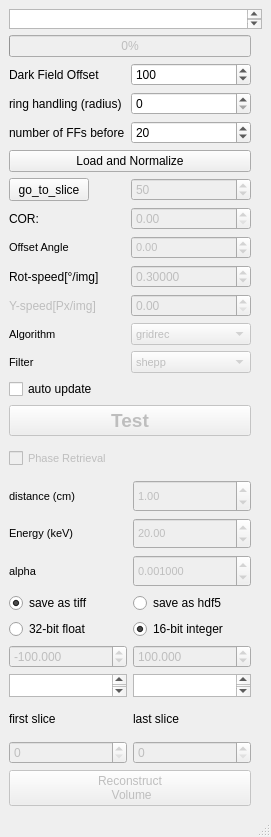
Above: BAMline_on_the_fly_CT/on_the_fly_CT_reco_hdf_panel.ui from HMarkoetter/BAMline_CT_preview_RECO before the change. Below: the same form after it.
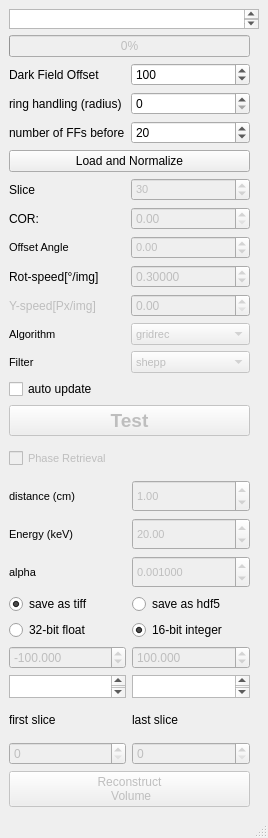
That is the form after the change.

Commit message: Panel control

```diff
--- a/BAMline_on_the_fly_CT/on_the_fly_CT_reco_hdf_panel.ui
+++ b/BAMline_on_the_fly_CT/on_the_fly_CT_reco_hdf_panel.ui
@@ -6,8 +6,8 @@
    <rect>
     <x>0</x>
     <y>0</y>
-    <width>271</width>
-    <height>837</height>
+    <width>268</width>
+    <height>838</height>
    </rect>
   </property>
   <property name="windowTitle">
@@ -280,6 +280,9 @@
       </item>
       <item row="7" column="0">
        <widget class="QTextBrowser" name="min">
+        <property name="enabled">
+         <bool>true</bool>
+        </property>
         <property name="maximumSize">
          <size>
           <width>119</width>
@@ -322,6 +325,9 @@
       </item>
       <item row="7" column="1">
        <widget class="QTextBrowser" name="max">
+        <property name="enabled">
+         <bool>true</bool>
+        </property>
         <property name="maximumSize">
          <size>
           <width>119</width>
@@ -409,25 +415,6 @@
     </item>
     <item row="2" column="0">
      <layout class="QGridLayout" name="gridLayout_3">
-      <item row="4" column="1">
-       <widget class="QSpinBox" name="slice_number">
-        <property name="enabled">
-         <bool>false</bool>
-        </property>
-        <property name="sizePolicy">
-         <sizepolicy hsizetype="Minimum" vsizetype="Preferred">
-          <horstretch>0</horstretch>
-          <verstretch>0</verstretch>
-         </sizepolicy>
-        </property>
-        <property name="maximum">
-         <number>5000</number>
-        </property>
-        <property name="value">
-         <number>50</number>
-        </property>
-       </widget>
-      </item>
       <item row="1" column="1">
        <widget class="QSpinBox" name="spinBox_ringradius">
         <property name="enabled">
@@ -881,15 +868,26 @@
        </widget>
       </item>
       <item row="4" column="0">
-       <widget class="QPushButton" name="go_to_slice">
-        <property name="sizePolicy">
-         <sizepolicy hsizetype="Fixed" vsizetype="Preferred">
-          <horstretch>0</horstretch>
-          <verstretch>0</verstretch>
-         </sizepolicy>
-        </property>
+       <widget class="QLabel" name="label_7">
         <property name="text">
-         <string>go_to_slice</string>
+         <string>Slice</string>
+        </property>
+       </widget>
+      </item>
+      <item row="4" column="1">
+       <widget class="QSpinBox" name="slice_number">
+        <property name="enabled">
+         <bool>false</bool>
+        </property>
+        <property name="font">
+         <font>
+          <pointsize>8</pointsize>
+          <weight>50</weight>
+          <bold>false</bold>
+         </font>
+        </property>
+        <property name="value">
+         <number>30</number>
         </property>
        </widget>
       </item>
```
Left out of the diff: 6 changed lines with no effect on the pictures. The commit also changes 1 other file.
